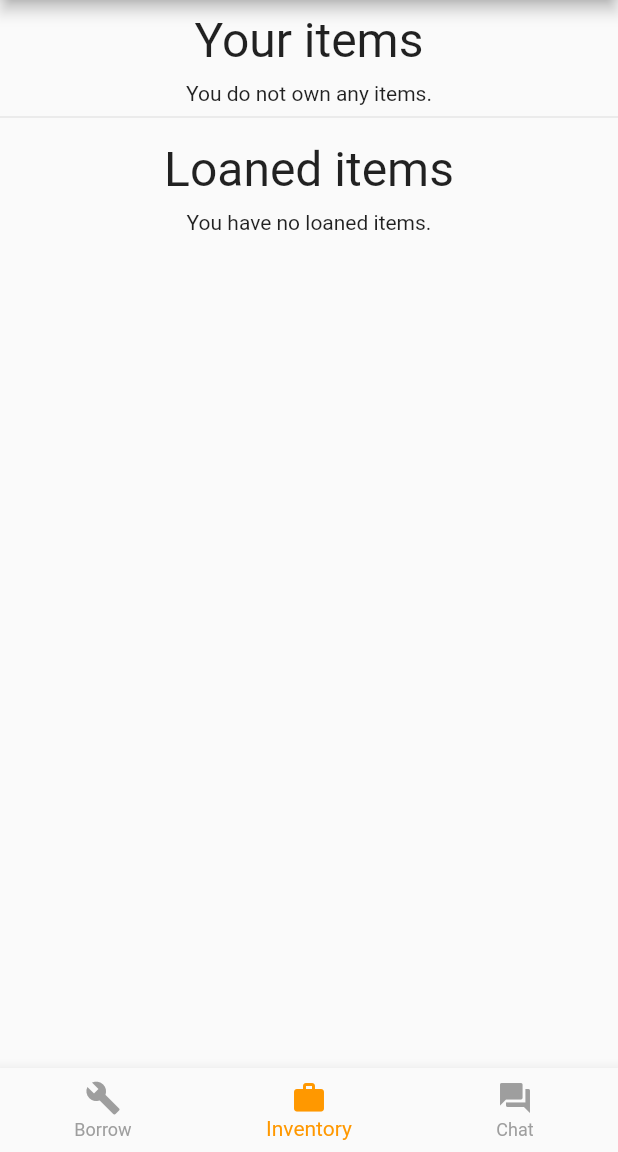
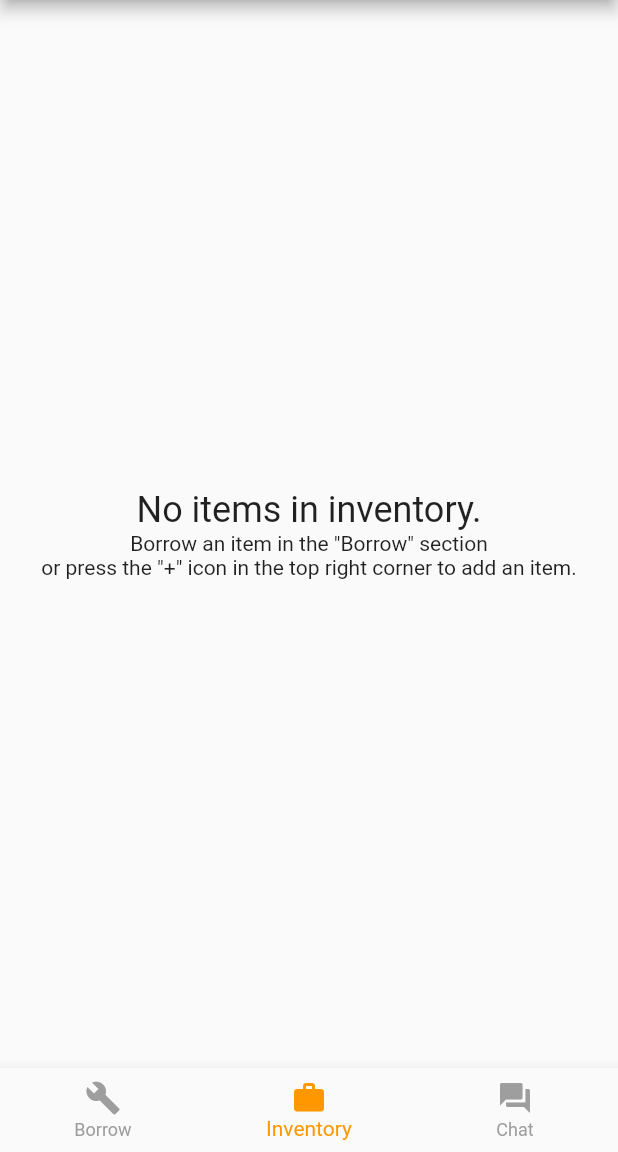
Before and after one commit to Sowdiyeah/kitley, a Flutter app: the HomePage screen opened directly, item 2 of the bottom bar chosen, on a phone screen of 412 x 824 dp, the part 84-1236 px from its top. Run offline on Flutter 3.47's test engine with Material 2 defaults, Android fonts, the phone set to English and light mode, and no system bars; our stand-ins replace cached_network_image, cloud_firestore, firebase_auth, font_awesome_flutter, geolocator, google_sign_in and 1 more; accounts and stored records are empty.

Commit message:
Add info in case on of the main screens is empty

```diff
--- a/lib/pages/inventory_page.dart
+++ b/lib/pages/inventory_page.dart
@@ -92,6 +92,8 @@ class InventoryPage extends StatelessWidget {
   }
 
   Widget _itemListView(List<Widget> ownedItems, List<Widget> possessedItems) {
+    if (ownedItems.isEmpty && possessedItems.isEmpty) return _infoView();
+
     return ListView.builder(
       itemCount: ownedItems.length + possessedItems.length + 2,
       itemBuilder: (_, int index) {
@@ -101,10 +103,15 @@ class InventoryPage extends StatelessWidget {
               children: <Widget>[
                 Padding(
                   padding: const EdgeInsets.all(8.0),
-                  child: Text('Your items', style: TextStyle(fontSize: 32)),
+                  child: Text('Your items', style: TextStyle(fontSize: 24)),
                 ),
                 ownedItems.isEmpty
-                    ? Text('You do not own any items.')
+                    ? Text(
+                        'You have not added any items in Kitley yet.\n' +
+                            'Press the "+" icon in the top right corner to' +
+                            ' add an item.',
+                        textAlign: TextAlign.center,
+                      )
                     : Container()
               ],
             ),
@@ -112,9 +119,7 @@ class InventoryPage extends StatelessWidget {
         }
 
         // index >= 1
-        if (index <= ownedItems.length) {
-          return ownedItems[index - 1];
-        }
+        if (index <= ownedItems.length) return ownedItems[index - 1];
 
         // index >= ownedItems.length + 1
         if (index == ownedItems.length + 1) {
@@ -124,10 +129,15 @@ class InventoryPage extends StatelessWidget {
                 Divider(),
                 Padding(
                   padding: const EdgeInsets.all(8.0),
-                  child: Text('Loaned items', style: TextStyle(fontSize: 32)),
+                  child: Text('Borrowed items', style: TextStyle(fontSize: 24)),
                 ),
                 possessedItems.isEmpty
-                    ? Text('You have no loaned items.')
+                    ? Text(
+                        'You have no loaned items.\n' +
+                            'Go to the "Borrow" section to start ' +
+                            'borrowing items.',
+                        textAlign: TextAlign.center,
+                      )
                     : Container()
               ],
             ),
@@ -139,4 +149,24 @@ class InventoryPage extends StatelessWidget {
       },
     );
   }
+
+  Widget _infoView() {
+    return Center(
+      child: Column(
+        mainAxisAlignment: MainAxisAlignment.center,
+        children: <Widget>[
+          Text(
+            'No items in inventory.',
+            style: TextStyle(fontSize: 24),
+            textAlign: TextAlign.center,
+          ),
+          Text(
+            'Borrow an item in the "Borrow" section\n' +
+                'or press the "+" icon in the top right corner to add an item.',
+            textAlign: TextAlign.center,
+          )
+        ],
+      ),
+    );
+  }
 }
```
Also changed, not shown: lib/pages/chat_overview_page.dart (+14 -4 lines), lib/search/search_page.dart (+19 -0 lines).
